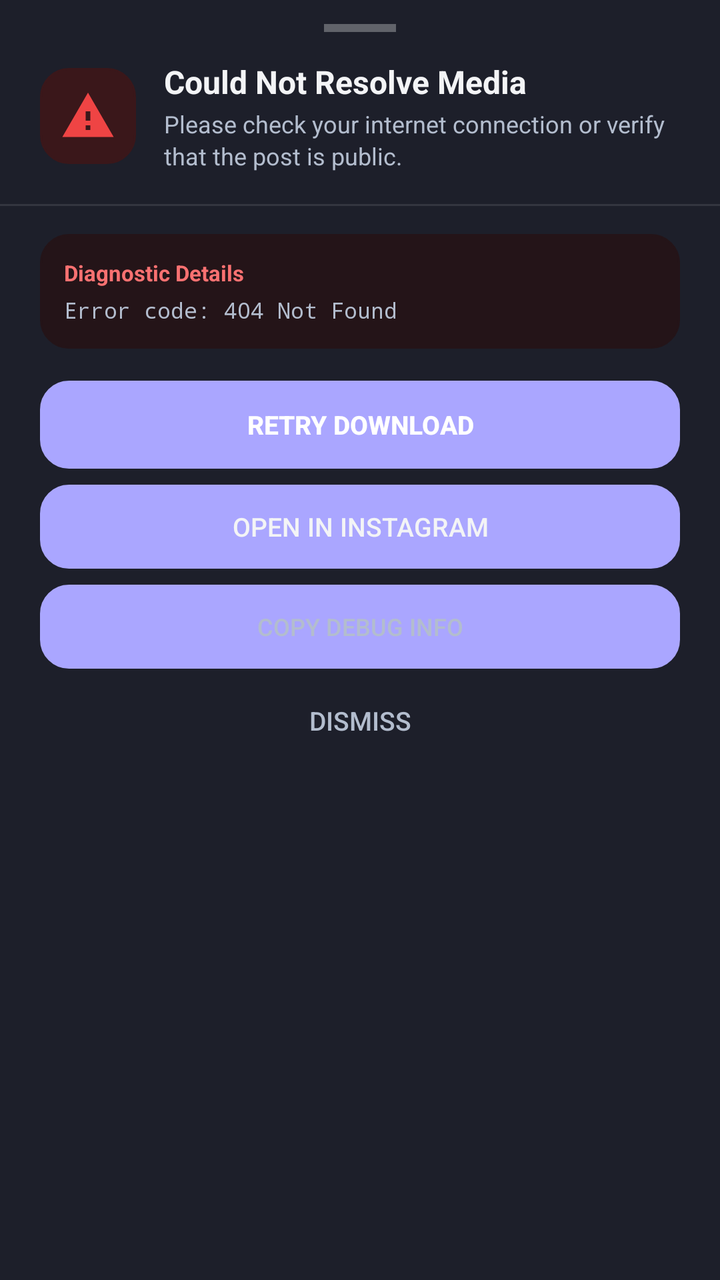
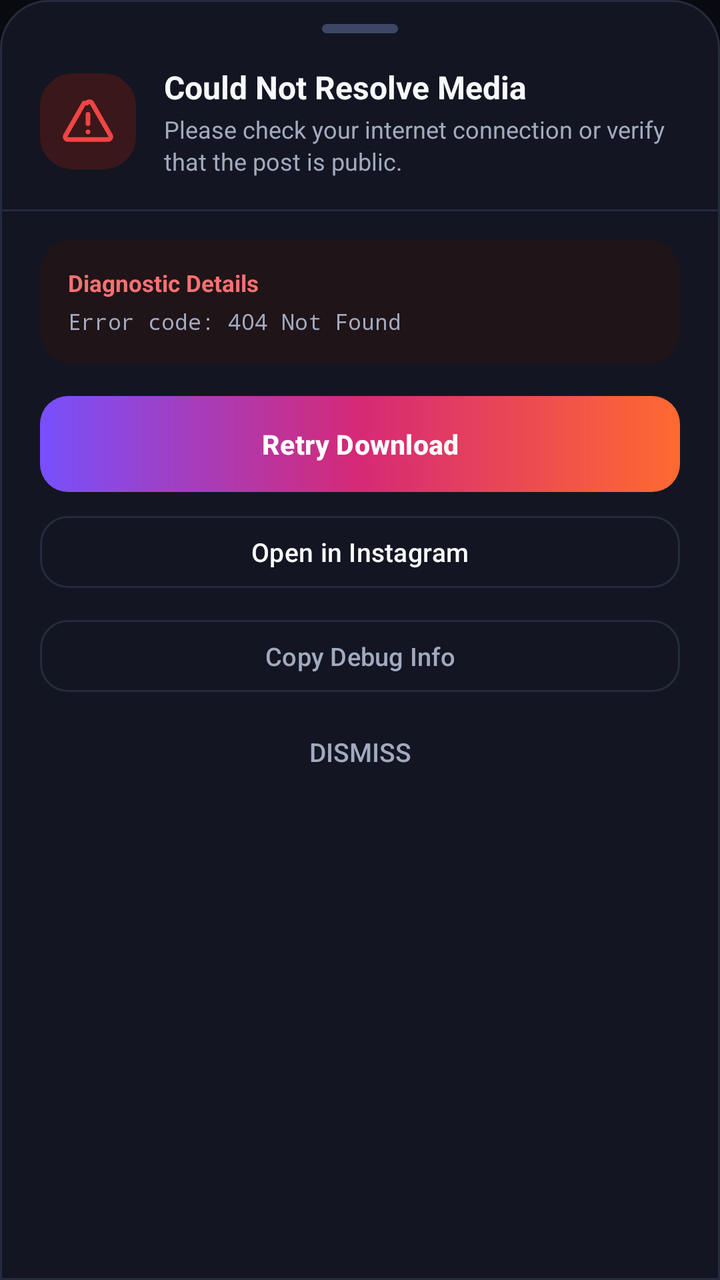

Compare the two renders of this Android layout. The source of the first and the diff that turns it into the second are given below.
<!-- AndroidManifest.xml: application theme Theme.InstaSave -->
<!-- res/layout/bottom_sheet_download_error.xml -->
<?xml version="1.0" encoding="utf-8"?>
<LinearLayout xmlns:android="http://schemas.android.com/apk/res/android"
    android:layout_width="match_parent"
    android:layout_height="wrap_content"
    android:orientation="vertical"
    android:background="@color/card_bg"
    android:paddingBottom="24dp">

    
    <View
        android:layout_width="36dp"
        android:layout_height="4dp"
        android:layout_gravity="center_horizontal"
        android:layout_marginTop="12dp"
        android:layout_marginBottom="14dp"
        android:background="#4DFFFFFF" />

    
    <LinearLayout
        android:layout_width="match_parent"
        android:layout_height="wrap_content"
        android:orientation="horizontal"
        android:gravity="center_vertical"
        android:paddingHorizontal="20dp"
        android:paddingBottom="16dp">

        <ImageView
            android:id="@+id/ivErrorIcon"
            android:layout_width="48dp"
            android:layout_height="48dp"
            android:src="@drawable/ic_warning"
            android:tint="#EF4444"
            android:background="@drawable/card_background"
            android:backgroundTint="#3A171A"
            android:padding="10dp"
            android:contentDescription="Error Icon" />

        <LinearLayout
            android:layout_width="0dp"
            android:layout_height="wrap_content"
            android:layout_weight="1"
            android:orientation="vertical"
            android:layout_marginStart="14dp">

            <TextView
                android:id="@+id/tvErrorTitle"
                android:layout_width="wrap_content"
                android:layout_height="wrap_content"
                android:text="Could Not Resolve Media"
                android:textColor="@color/text_primary"
                android:textSize="16sp"
                android:textStyle="bold" />

            <TextView
                android:id="@+id/tvErrorSubtitle"
                android:layout_width="wrap_content"
                android:layout_height="wrap_content"
                android:layout_marginTop="2dp"
                android:text="Please check your internet connection or verify that the post is public."
                android:textColor="@color/text_secondary"
                android:textSize="12sp"
                android:lineSpacingExtra="2dp" />
        </LinearLayout>
    </LinearLayout>

    <View
        android:layout_width="match_parent"
        android:layout_height="1dp"
        android:background="#1AFFFFFF"
        android:layout_marginBottom="14dp" />

    
    <LinearLayout
        android:id="@+id/layoutDiagnosticBox"
        android:layout_width="match_parent"
        android:layout_height="wrap_content"
        android:orientation="vertical"
        android:background="@drawable/card_background"
        android:backgroundTint="#241418"
        android:padding="12dp"
        android:layout_marginHorizontal="20dp"
        android:layout_marginBottom="16dp">

        <TextView
            android:layout_width="wrap_content"
            android:layout_height="wrap_content"
            android:text="Diagnostic Details"
            android:textColor="#F87171"
            android:textSize="11sp"
            android:textStyle="bold" />

        <TextView
            android:id="@+id/tvDiagnosticDetails"
            android:layout_width="match_parent"
            android:layout_height="wrap_content"
            android:layout_marginTop="4dp"
            android:text="Error code: 404 Not Found"
            android:textColor="@color/text_secondary"
            android:textSize="11sp"
            android:fontFamily="monospace" />
    </LinearLayout>

    
    <LinearLayout
        android:layout_width="match_parent"
        android:layout_height="wrap_content"
        android:orientation="vertical"
        android:paddingHorizontal="20dp">

        
        <Button
            android:id="@+id/btnErrorRetry"
            style="@style/Widget.AppCompat.Button.Borderless"
            android:layout_width="match_parent"
            android:layout_height="44dp"
            android:text="Retry Download"
            android:textColor="@color/white"
            android:textSize="13sp"
            android:textStyle="bold"
            android:background="@drawable/card_background"
            android:backgroundTint="@color/insta_pink" />

        
        <Button
            android:id="@+id/btnErrorOpenInstagram"
            style="@style/Widget.AppCompat.Button.Borderless"
            android:layout_width="match_parent"
            android:layout_height="42dp"
            android:text="Open in Instagram"
            android:textColor="@color/text_primary"
            android:textSize="13sp"
            android:background="@drawable/card_background"
            android:backgroundTint="#1D1D2B"
            android:layout_marginTop="8dp" />

        
        <Button
            android:id="@+id/btnErrorCopyDebug"
            style="@style/Widget.AppCompat.Button.Borderless"
            android:layout_width="match_parent"
            android:layout_height="42dp"
            android:text="Copy Debug Info"
            android:textColor="@color/text_secondary"
            android:textSize="12sp"
            android:background="@drawable/card_background"
            android:backgroundTint="#1D1D2B"
            android:layout_marginTop="8dp" />

        
        <Button
            android:id="@+id/btnErrorDismiss"
            style="@style/Widget.AppCompat.Button.Borderless"
            android:layout_width="match_parent"
            android:layout_height="40dp"
            android:text="Dismiss"
            android:textColor="@color/text_secondary"
            android:textSize="13sp"
            android:layout_marginTop="6dp" />

    </LinearLayout>

</LinearLayout>
<!-- resources referenced by this layout -->
<resources>
  <color name="card_bg">#1D1F2A</color>
  <color name="insta_pink">#AAA6FF</color>
  <color name="text_primary">#F3F4F6</color>
  <color name="text_secondary">#B3BDCE</color>
  <!-- drawable card_background (drawable) -->
  <?xml version="1.0" encoding="utf-8"?>
  <shape xmlns:android="http://schemas.android.com/apk/res/android"
      android:shape="rectangle">
      <solid android:color="@color/card_bg" />
      <corners android:radius="14dp" />
      <stroke
          android:width="1dp"
          android:color="@color/card_stroke" />
  </shape>
  <!-- drawable ic_warning (drawable) -->
  <vector xmlns:android="http://schemas.android.com/apk/res/android"
      android:width="24dp"
      android:height="24dp"
      android:viewportWidth="24"
      android:viewportHeight="24">
    <path
        android:fillColor="#FFFFFFFF"
        android:pathData="M1,21h22L12,2 1,21zM13,18h-2v-2h2v2zM13,14h-2v-4h2v4z"/>
  </vector>
  <style name="Theme.InstaSave" parent="Theme.Material3.Dark.NoActionBar">
          
          <item name="colorPrimary">@color/insta_pink</item>
          <item name="android:statusBarColor">@color/bg_dark</item>
          <item name="colorOnPrimary">@color/bg_dark</item>
          <item name="colorAccent">@color/insta_coral</item>
  
          
          <item name="colorSecondaryContainer">#37344E</item>
          <item name="colorOnSecondaryContainer">@color/insta_pink</item>
  
          
          <item name="android:colorBackground">@color/bg_dark</item>
          <item name="colorSurface">@color/bg_dark</item>
          <item name="colorSurfaceContainer">@color/card_bg</item>
          <item name="colorOnSurface">@color/text_primary</item>
          <item name="colorOnSurfaceVariant">@color/text_secondary</item>
          <item name="colorOutline">@color/card_stroke</item>
  
          
          <item name="bottomNavigationStyle">@style/Widget.InstaSave.BottomNav</item>
      </style>
  <color name="card_stroke">#373948</color>
  <color name="bg_dark">#101118</color>
  <color name="insta_coral">#938DFF</color>
  <style name="Widget.InstaSave.BottomNav" parent="Widget.Material3.BottomNavigationView">
          <item name="itemActiveIndicatorStyle">@style/Widget.InstaSave.BottomNav.Indicator</item>
      </style>
  <style name="Widget.InstaSave.BottomNav.Indicator" parent="Widget.Material3.BottomNavigationView.ActiveIndicator">
          <item name="android:color">#37344E</item>
          <item name="android:width">56dp</item>
          <item name="android:height">32dp</item>
      </style>
  <!-- unchanged entries left out for length: 1 -->
</resources>

<!-- the commit's change to res/layout/bottom_sheet_download_error.xml (unified diff, before → after) -->
@@ -1,19 +1,21 @@
 <?xml version="1.0" encoding="utf-8"?>
 <LinearLayout xmlns:android="http://schemas.android.com/apk/res/android"
+    xmlns:app="http://schemas.android.com/apk/res-auto"
     android:layout_width="match_parent"
     android:layout_height="wrap_content"
     android:orientation="vertical"
-    android:background="@color/card_bg"
+    android:background="@drawable/bg_bottom_sheet"
     android:paddingBottom="24dp">
 
     
     <View
-        android:layout_width="36dp"
-        android:layout_height="4dp"
+        android:layout_width="38dp"
+        android:layout_height="4.5dp"
         android:layout_gravity="center_horizontal"
         android:layout_marginTop="12dp"
-        android:layout_marginBottom="14dp"
-        android:background="#4DFFFFFF" />
+        android:layout_marginBottom="16dp"
+        android:background="@drawable/card_background"
+        android:backgroundTint="#3D4664" />
 
     
     <LinearLayout
@@ -29,7 +31,7 @@
             android:layout_width="48dp"
             android:layout_height="48dp"
             android:src="@drawable/ic_warning"
-            android:tint="#EF4444"
+            app:tint="#EF4444"
             android:background="@drawable/card_background"
             android:backgroundTint="#3A171A"
             android:padding="10dp"
@@ -66,7 +68,7 @@
     <View
         android:layout_width="match_parent"
         android:layout_height="1dp"
-        android:background="#1AFFFFFF"
+        android:background="@color/card_stroke"
         android:layout_marginBottom="14dp" />
 
     
@@ -76,8 +78,8 @@
         android:layout_height="wrap_content"
         android:orientation="vertical"
         android:background="@drawable/card_background"
-        android:backgroundTint="#241418"
-        android:padding="12dp"
+        android:backgroundTint="#1F1418"
+        android:padding="14dp"
         android:layout_marginHorizontal="20dp"
         android:layout_marginBottom="16dp">
 
@@ -86,7 +88,7 @@
             android:layout_height="wrap_content"
             android:text="Diagnostic Details"
             android:textColor="#F87171"
-            android:textSize="11sp"
+            android:textSize="11.5sp"
             android:textStyle="bold" />
 
         <TextView
@@ -108,42 +110,42 @@
         android:paddingHorizontal="20dp">
 
         
-        <Button
+        <com.google.android.material.button.MaterialButton
             android:id="@+id/btnErrorRetry"
-            style="@style/Widget.AppCompat.Button.Borderless"
+            android:layout_width="match_parent"
+            android:layout_height="48dp"
+            android:text="Retry Download"
+            android:textColor="@color/white"
+            android:textSize="13.5sp"
+            android:textStyle="bold"
+            android:background="@drawable/btn_hero_gradient"
+            app:backgroundTint="@null"
+            app:cornerRadius="14dp" />
+
+        
+        <com.google.android.material.button.MaterialButton
+            android:id="@+id/btnErrorOpenInstagram"
+            style="?attr/materialButtonOutlinedStyle"
             android:layout_width="match_parent"
             android:layout_height="44dp"
-            android:text="Retry Download"
-            android:textColor="@color/white"
-            android:textSize="13sp"
-            android:textStyle="bold"
-            android:background="@drawable/card_background"
-            android:backgroundTint="@color/insta_pink" />
-
-        
-        <Button
-            android:id="@+id/btnErrorOpenInstagram"
-            style="@style/Widget.AppCompat.Button.Borderless"
-            android:layout_width="match_parent"
-            android:layout_height="42dp"
             android:text="Open in Instagram"
             android:textColor="@color/text_primary"
             android:textSize="13sp"
-            android:background="@drawable/card_background"
-            android:backgroundTint="#1D1D2B"
+            app:strokeColor="@color/card_stroke"
+            app:cornerRadius="14dp"
             android:layout_marginTop="8dp" />
 
         
-        <Button
+        <com.google.android.material.button.MaterialButton
             android:id="@+id/btnErrorCopyDebug"
-            style="@style/Widget.AppCompat.Button.Borderless"
+            style="?attr/materialButtonOutlinedStyle"
             android:layout_width="match_parent"
-            android:layout_height="42dp"
+            android:layout_height="44dp"
             android:text="Copy Debug Info"
             android:textColor="@color/text_secondary"
-            android:textSize="12sp"
-            android:background="@drawable/card_background"
-            android:backgroundTint="#1D1D2B"
+            android:textSize="12.5sp"
+            app:strokeColor="@color/card_stroke"
+            app:cornerRadius="14dp"
             android:layout_marginTop="8dp" />
 
         
<!-- resource entries referenced after the edit -->
@@ -1,44 +1,97 @@
 <!-- resources referenced by this layout -->
 <resources>
-  <color name="card_bg">#1D1F2A</color>
-  <color name="insta_pink">#AAA6FF</color>
-  <color name="text_primary">#F3F4F6</color>
-  <color name="text_secondary">#B3BDCE</color>
+  <color name="card_bg">#131622</color>
+  <color name="insta_pink">#8A67FF</color>
+  <color name="text_primary">#F8F9FD</color>
+  <color name="text_secondary">#A2AABF</color>
+  <!-- drawable bg_bottom_sheet (drawable) -->
+  <?xml version="1.0" encoding="utf-8"?>
+  <shape xmlns:android="http://schemas.android.com/apk/res/android"
+      android:shape="rectangle">
+      <solid android:color="@color/card_bg" />
+      <corners
+          android:topLeftRadius="24dp"
+          android:topRightRadius="24dp"
+          android:bottomLeftRadius="0dp"
+          android:bottomRightRadius="0dp" />
+      <stroke
+          android:width="1dp"
+          android:color="@color/card_stroke" />
+  </shape>
+  <!-- drawable btn_hero_gradient (drawable) -->
+  <?xml version="1.0" encoding="utf-8"?>
+  <ripple xmlns:android="http://schemas.android.com/apk/res/android"
+      android:color="#33FFFFFF">
+      <item>
+          <shape android:shape="rectangle">
+              <corners android:radius="14dp" />
+              <gradient
+                  android:angle="0"
+                  android:startColor="#7850FD"
+                  android:centerColor="#D62976"
+                  android:endColor="#FF6A30"
+                  android:type="linear" />
+          </shape>
+      </item>
+  </ripple>
   <!-- drawable card_background (drawable) -->
   <?xml version="1.0" encoding="utf-8"?>
   <shape xmlns:android="http://schemas.android.com/apk/res/android"
       android:shape="rectangle">
       <solid android:color="@color/card_bg" />
-      <corners android:radius="14dp" />
+      <corners android:radius="16dp" />
       <stroke
           android:width="1dp"
           android:color="@color/card_stroke" />
   </shape>
   <!-- drawable ic_warning (drawable) -->
+  <?xml version="1.0" encoding="utf-8"?>
   <vector xmlns:android="http://schemas.android.com/apk/res/android"
       android:width="24dp"
       android:height="24dp"
       android:viewportWidth="24"
       android:viewportHeight="24">
-    <path
-        android:fillColor="#FFFFFFFF"
-        android:pathData="M1,21h22L12,2 1,21zM13,18h-2v-2h2v2zM13,14h-2v-4h2v4z"/>
+  
+      
+      <path
+          android:strokeColor="#FFFFFFFF"
+          android:strokeWidth="2.0"
+          android:strokeLineCap="round"
+          android:strokeLineJoin="round"
+          android:pathData="M10.3,4.2 L2.4,18 C1.9,18.8 2.5,19.8 3.5,19.8 H20.5 C21.5,19.8 22.1,18.8 21.6,18 L13.7,4.2 C13.2,3.4 12,3.4 11.5,4.2 Z" />
+  
+      
+      <path
+          android:strokeColor="#FFFFFFFF"
+          android:strokeWidth="2.0"
+          android:strokeLineCap="round"
+          android:pathData="M12,9 V13" />
+  
+      
+      <path
+          android:fillColor="#FFFFFFFF"
+          android:pathData="M12,16.5 m -1,0 a 1,1 0 1,0 2,0 a 1,1 0 1,0 -2,0" />
+  
   </vector>
   <style name="Theme.InstaSave" parent="Theme.Material3.Dark.NoActionBar">
           
           <item name="colorPrimary">@color/insta_pink</item>
           <item name="android:statusBarColor">@color/bg_dark</item>
-          <item name="colorOnPrimary">@color/bg_dark</item>
+          <item name="android:navigationBarColor">@color/bg_dark</item>
+          <item name="android:windowLightStatusBar">false</item>
+          <item name="android:windowLightNavigationBar">false</item>
+          <item name="colorOnPrimary">@color/white</item>
           <item name="colorAccent">@color/insta_coral</item>
   
           
-          <item name="colorSecondaryContainer">#37344E</item>
+          <item name="colorSecondaryContainer">#25213D</item>
           <item name="colorOnSecondaryContainer">@color/insta_pink</item>
   
           
           <item name="android:colorBackground">@color/bg_dark</item>
           <item name="colorSurface">@color/bg_dark</item>
           <item name="colorSurfaceContainer">@color/card_bg</item>
+          <item name="colorSurfaceContainerHigh">@color/surface_elevated</item>
           <item name="colorOnSurface">@color/text_primary</item>
           <item name="colorOnSurfaceVariant">@color/text_secondary</item>
           <item name="colorOutline">@color/card_stroke</item>
@@ -46,16 +99,22 @@
           
           <item name="bottomNavigationStyle">@style/Widget.InstaSave.BottomNav</item>
       </style>
-  <color name="card_stroke">#373948</color>
-  <color name="bg_dark">#101118</color>
-  <color name="insta_coral">#938DFF</color>
+  <color name="card_stroke">#252B3E</color>
+  <color name="bg_dark">#090A10</color>
+  <color name="insta_coral">#FF3377</color>
+  <color name="surface_elevated">#1E2335</color>
   <style name="Widget.InstaSave.BottomNav" parent="Widget.Material3.BottomNavigationView">
           <item name="itemActiveIndicatorStyle">@style/Widget.InstaSave.BottomNav.Indicator</item>
+          <item name="itemRippleColor">#208A67FF</item>
       </style>
   <style name="Widget.InstaSave.BottomNav.Indicator" parent="Widget.Material3.BottomNavigationView.ActiveIndicator">
-          <item name="android:color">#37344E</item>
-          <item name="android:width">56dp</item>
+          <item name="android:color">#25213D</item>
+          <item name="android:width">60dp</item>
           <item name="android:height">32dp</item>
+          <item name="shapeAppearance">@style/ShapeAppearance.InstaSave.NavIndicator</item>
+      </style>
+  <style name="ShapeAppearance.InstaSave.NavIndicator" parent="ShapeAppearance.Material3.Corner.Full">
+          <item name="cornerSize">16dp</item>
       </style>
   <!-- unchanged entries left out for length: 1 -->
 </resources>
